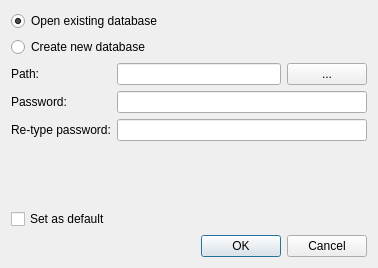
The window that dialogs/OtherDatabaseDialog.ui (veaceslav/qpass-qt5) describes before a commit, drawn with Qt 5.
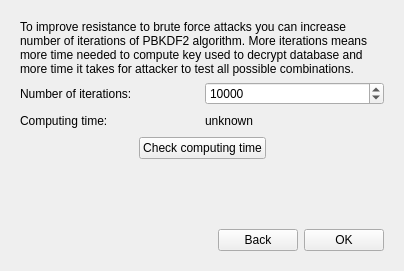
The same window after the commit. The open tabs and pages were chosen to show the change.

Commit message:
Modified dialog used to open new or existing db files.
Added feature which allows to select PBKDF2 iteration rounds
and test how much time it will take to compute key with specified
value

The edit to the form file:
```diff
--- a/dialogs/OtherDatabaseDialog.ui
+++ b/dialogs/OtherDatabaseDialog.ui
@@ -6,22 +6,34 @@
    <rect>
     <x>0</x>
     <y>0</y>
-    <width>378</width>
-    <height>268</height>
+    <width>404</width>
+    <height>271</height>
    </rect>
   </property>
-  <property name="sizePolicy">
-   <sizepolicy hsizetype="Preferred" vsizetype="Preferred">
-    <horstretch>0</horstretch>
-    <verstretch>0</verstretch>
-   </sizepolicy>
-  </property>
   <property name="windowTitle">
    <string>Open other database - QPass</string>
   </property>
-  <layout class="QVBoxLayout" name="verticalLayout_2">
+  <layout class="QHBoxLayout" name="horizontalLayout">
    <item>
+    <widget class="QStackedWidget" name="stackedWidget">
+     <property name="currentIndex">
+      <number>0</number>
+     </property>
+     <widget class="QWidget" name="page">
     <layout class="QVBoxLayout" name="verticalLayout">
+       <item>
+        <spacer name="verticalSpacer">
+         <property name="orientation">
+          <enum>Qt::Vertical</enum>
+         </property>
+         <property name="sizeHint" stdset="0">
+          <size>
+           <width>20</width>
+           <height>40</height>
+          </size>
+         </property>
+        </spacer>
+       </item>
      <item>
       <widget class="QRadioButton" name="openExistingButton">
        <property name="text">
@@ -39,31 +51,140 @@
        </property>
       </widget>
      </item>
-    </layout>
+       <item>
+        <spacer name="verticalSpacer_2">
+         <property name="orientation">
+          <enum>Qt::Vertical</enum>
+         </property>
+         <property name="sizeHint" stdset="0">
+          <size>
+           <width>20</width>
+           <height>40</height>
+          </size>
+         </property>
+        </spacer>
+       </item>
+       <item>
+        <layout class="QHBoxLayout" name="horizontalLayout_2">
+         <item>
+          <spacer name="horizontalSpacer">
+           <property name="orientation">
+            <enum>Qt::Horizontal</enum>
+           </property>
+           <property name="sizeHint" stdset="0">
+            <size>
+             <width>40</width>
+             <height>20</height>
+            </size>
+           </property>
+          </spacer>
+         </item>
+         <item>
+          <widget class="QPushButton" name="cancelButton">
+           <property name="text">
+            <string>Cancel</string>
+           </property>
+          </widget>
+         </item>
+         <item>
+          <widget class="QPushButton" name="nextButton1">
+           <property name="text">
+            <string>Next</string>
+           </property>
+          </widget>
+         </item>
+        </layout>
+       </item>
+      </layout>
+     </widget>
+     <widget class="QWidget" name="page_2">
+      <layout class="QVBoxLayout" name="verticalLayout_2">
+       <item>
+        <spacer name="verticalSpacer_4">
+         <property name="orientation">
+          <enum>Qt::Vertical</enum>
+         </property>
+         <property name="sizeType">
+          <enum>QSizePolicy::Preferred</enum>
+         </property>
+         <property name="sizeHint" stdset="0">
+          <size>
+           <width>20</width>
+           <height>50</height>
+          </size>
+         </property>
+        </spacer>
    </item>
    <item>
     <layout class="QGridLayout" name="gridLayout">
-     <property name="sizeConstraint">
-      <enum>QLayout::SetDefaultConstraint</enum>
-     </property>
-     <item row="0" column="0">
+         <item row="3" column="1">
+          <spacer name="verticalSpacer_5">
+           <property name="orientation">
+            <enum>Qt::Vertical</enum>
+           </property>
+           <property name="sizeType">
+            <enum>QSizePolicy::Preferred</enum>
+           </property>
+           <property name="sizeHint" stdset="0">
+            <size>
+             <width>20</width>
+             <height>10</height>
+            </size>
+           </property>
+          </spacer>
+         </item>
+         <item row="6" column="1">
+          <spacer name="verticalSpacer_3">
+           <property name="orientation">
+            <enum>Qt::Vertical</enum>
+           </property>
+           <property name="sizeHint" stdset="0">
+            <size>
+             <width>20</width>
+             <height>40</height>
+            </size>
+           </property>
+          </spacer>
+         </item>
+         <item row="4" column="1">
+          <widget class="QLineEdit" name="passwordEdit1">
+           <property name="echoMode">
+            <enum>QLineEdit::Password</enum>
+           </property>
+          </widget>
+         </item>
+         <item row="5" column="0">
+          <widget class="QLabel" name="retypePasswordLabel">
+           <property name="text">
+            <string>Re-type password:</string>
+           </property>
+          </widget>
+         </item>
+         <item row="5" column="1">
+          <widget class="QLineEdit" name="passwordEdit2">
+           <property name="echoMode">
+            <enum>QLineEdit::Password</enum>
+           </property>
+          </widget>
+         </item>
+         <item row="2" column="0">
       <widget class="QLabel" name="label">
        <property name="text">
         <string>Path:</string>
        </property>
-       <property name="buddy">
-        <cstring>pathEdit</cstring>
+          </widget>
+         </item>
+         <item row="4" column="0">
+          <widget class="QLabel" name="label_2">
+           <property name="text">
+            <string>Password:</string>
        </property>
       </widget>
      </item>
-     <item row="0" column="1">
-      <layout class="QHBoxLayout" name="horizontalLayout">
+         <item row="2" column="1">
+          <layout class="QHBoxLayout" name="horizontalLayout_5">
        <item>
-        <widget class="QLineEdit" name="pathEdit">
-         <property name="readOnly">
-          <bool>false</bool>
-         </property>
-        </widget>
+            <widget class="QLineEdit" name="pathEdit"/>
        </item>
        <item>
         <widget class="QPushButton" name="browseButton">
@@ -74,74 +195,208 @@
        </item>
       </layout>
      </item>
+        </layout>
+       </item>
+       <item>
+        <widget class="QCheckBox" name="setAsDefaultBox">
+         <property name="text">
+          <string>Set as default database</string>
+         </property>
+        </widget>
+       </item>
+       <item>
+        <layout class="QHBoxLayout" name="horizontalLayout_3">
+         <item>
+          <spacer name="horizontalSpacer_2">
+           <property name="orientation">
+            <enum>Qt::Horizontal</enum>
+           </property>
+           <property name="sizeHint" stdset="0">
+            <size>
+             <width>40</width>
+             <height>20</height>
+            </size>
+           </property>
+          </spacer>
+         </item>
+         <item>
+          <widget class="QPushButton" name="backButton1">
+           <property name="text">
+            <string>Back</string>
+           </property>
+          </widget>
+         </item>
+         <item>
+          <widget class="QPushButton" name="nextButton2">
+           <property name="text">
+            <string>Next</string>
+           </property>
+          </widget>
+         </item>
+        </layout>
+       </item>
+      </layout>
+     </widget>
+     <widget class="QWidget" name="page_3">
+      <layout class="QVBoxLayout" name="verticalLayout_3">
+       <item>
+        <layout class="QGridLayout" name="gridLayout_2">
+         <item row="0" column="0" colspan="2">
+          <widget class="QLabel" name="label_4">
+           <property name="text">
+            <string>&lt;html&gt;&lt;head/&gt;&lt;body&gt;&lt;p&gt;To improve resistance to brute force attacks you can increase number of iterations of PBKDF2 algorithm. More iterations means more time needed to compute key used to decrypt database and more time it takes for attacker to test all possible combinations.&lt;/p&gt;&lt;/body&gt;&lt;/html&gt;</string>
+           </property>
+           <property name="wordWrap">
+            <bool>true</bool>
+           </property>
+          </widget>
+         </item>
      <item row="1" column="0">
-      <widget class="QLabel" name="label_2">
+          <widget class="QLabel" name="label_5">
        <property name="text">
-        <string>Password:</string>
-       </property>
-       <property name="buddy">
-        <cstring>passwordEdit1</cstring>
+            <string>Number of iterations:</string>
        </property>
       </widget>
      </item>
      <item row="1" column="1">
-      <widget class="QLineEdit" name="passwordEdit1">
-       <property name="echoMode">
-        <enum>QLineEdit::Password</enum>
-       </property>
-      </widget>
-     </item>
-     <item row="2" column="0">
-      <widget class="QLabel" name="retypePasswordLabel">
-       <property name="text">
-        <string>Re-type password:</string>
-       </property>
-       <property name="buddy">
-        <cstring>passwordEdit2</cstring>
+          <widget class="QSpinBox" name="iterationsBox">
+           <property name="minimum">
+            <number>1</number>
+           </property>
+           <property name="maximum">
+            <number>2000000000</number>
+           </property>
+           <property name="value">
+            <number>10000</number>
        </property>
       </widget>
      </item>
      <item row="2" column="1">
-      <widget class="QLineEdit" name="passwordEdit2">
-       <property name="echoMode">
-        <enum>QLineEdit::Password</enum>
+          <widget class="QLabel" name="resultLabel">
+           <property name="text">
+            <string>unknown</string>
+           </property>
+          </widget>
+         </item>
+         <item row="2" column="0">
+          <widget class="QLabel" name="label_3">
+           <property name="minimumSize">
+            <size>
+             <width>0</width>
+             <height>20</height>
+            </size>
+           </property>
+           <property name="text">
+            <string>Computing time:</string>
        </property>
       </widget>
      </item>
      <item row="3" column="0" colspan="2">
-      <spacer name="verticalSpacer">
+          <layout class="QHBoxLayout" name="horizontalLayout_6">
+           <item>
+            <spacer name="horizontalSpacer_5">
+             <property name="orientation">
+              <enum>Qt::Horizontal</enum>
+             </property>
+             <property name="sizeHint" stdset="0">
+              <size>
+               <width>40</width>
+               <height>20</height>
+              </size>
+             </property>
+            </spacer>
+           </item>
+           <item>
+            <widget class="QPushButton" name="benchmarkButton">
+             <property name="text">
+              <string>Check computing time</string>
+             </property>
+            </widget>
+           </item>
+           <item>
+            <spacer name="horizontalSpacer_6">
+             <property name="orientation">
+              <enum>Qt::Horizontal</enum>
+             </property>
+             <property name="sizeHint" stdset="0">
+              <size>
+               <width>40</width>
+               <height>20</height>
+              </size>
+             </property>
+            </spacer>
+           </item>
+          </layout>
+         </item>
+        </layout>
+       </item>
+       <item>
+        <spacer name="verticalSpacer_6">
        <property name="orientation">
         <enum>Qt::Vertical</enum>
        </property>
        <property name="sizeHint" stdset="0">
         <size>
          <width>20</width>
-         <height>40</height>
+           <height>22</height>
         </size>
        </property>
       </spacer>
      </item>
-    </layout>
-   </item>
    <item>
-    <widget class="QCheckBox" name="setAsDefaultBox">
-     <property name="text">
-      <string>Set as default</string>
-     </property>
-    </widget>
-   </item>
+        <layout class="QHBoxLayout" name="horizontalLayout_4">
    <item>
-    <widget class="QDialogButtonBox" name="buttonBox">
+          <spacer name="horizontalSpacer_4">
      <property name="orientation">
       <enum>Qt::Horizontal</enum>
      </property>
-     <property name="standardButtons">
-      <set>QDialogButtonBox::Cancel|QDialogButtonBox::Ok</set>
-     </property>
-    </widget>
-   </item>
-  </layout>
- </widget>
+           <property name="sizeHint" stdset="0">
+            <size>
+             <width>40</width>
+             <height>20</height>
+            </size>
+           </property>
+          </spacer>
+         </item>
+         <item>
+          <widget class="QPushButton" name="backButton2">
+           <property name="text">
+            <string>Back</string>
+           </property>
+          </widget>
+         </item>
+         <item>
+          <widget class="QPushButton" name="okButton">
+           <property name="text">
+            <string>OK</string>
+           </property>
+          </widget>
+         </item>
+        </layout>
+       </item>
+      </layout>
+     </widget>
+    </widget>
+   </item>
+  </layout>
+ </widget>
+ <tabstops>
+  <tabstop>openExistingButton</tabstop>
+  <tabstop>createNewButton</tabstop>
+  <tabstop>cancelButton</tabstop>
+  <tabstop>nextButton1</tabstop>
+  <tabstop>pathEdit</tabstop>
+  <tabstop>browseButton</tabstop>
+  <tabstop>passwordEdit1</tabstop>
+  <tabstop>passwordEdit2</tabstop>
+  <tabstop>setAsDefaultBox</tabstop>
+  <tabstop>backButton1</tabstop>
+  <tabstop>nextButton2</tabstop>
+  <tabstop>iterationsBox</tabstop>
+  <tabstop>benchmarkButton</tabstop>
+  <tabstop>backButton2</tabstop>
+  <tabstop>okButton</tabstop>
+ </tabstops>
  <resources/>
  <connections>
   <connection>
```
Left out of the diff: 60 changed lines with no effect on the pictures. Lines whose indentation alone changed are shown as unchanged. The commit also changes 10 other files.
